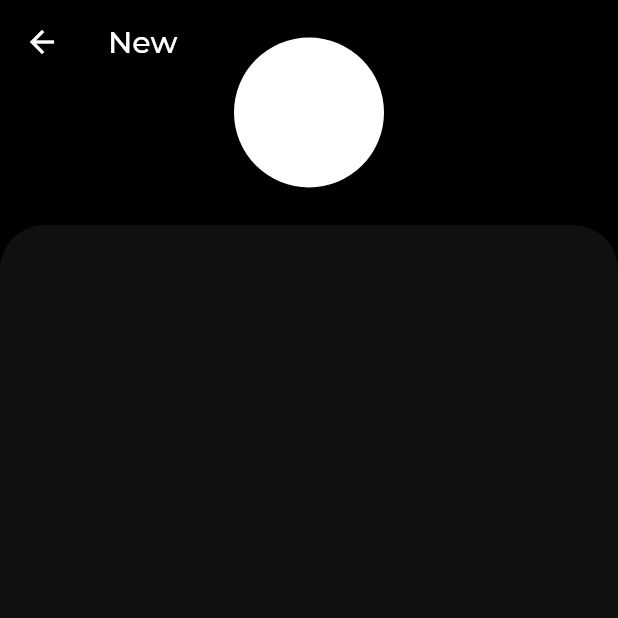
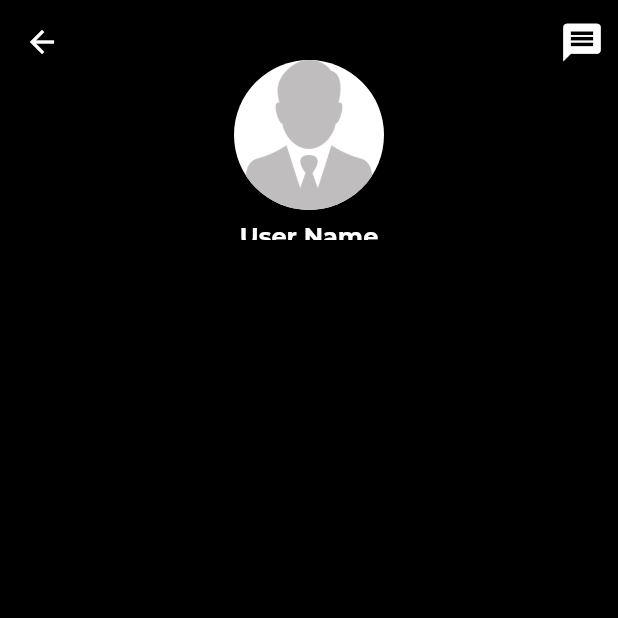
Before and after one commit to DOJYDOMINIC/bar_council, a Flutter app: the MyHomePage screen opened directly, on a phone screen of 412 x 824 dp, the top half of it. Run offline on Flutter 3.47's test engine with Material 2 defaults, Android fonts, the phone set to English and light mode, and no system bars; our stand-ins replace google_fonts, image_picker, pinput.

```diff
--- a/lib/pages/homepage.dart
+++ b/lib/pages/homepage.dart
@@ -8,36 +8,50 @@ class MyHomePage extends StatefulWidget {
 }
 
 class _MyHomePageState extends State<MyHomePage> {
+
+
   @override
   Widget build(BuildContext context) {
+     var width = MediaQuery.of(context).size.width;
+    var height = MediaQuery.of(context).size.height;
+    double top = MediaQuery.of(context).padding.top;
+    double bottom = MediaQuery.of(context).padding.bottom;
+    double left = MediaQuery.of(context).padding.left;
+    double right = MediaQuery.of(context).padding.right;
     return Scaffold(
       backgroundColor: Colors.black,
       body: CustomScrollView(
         slivers: [
           SliverAppBar(
-            title: Text('New'),
+          actions: [
+            Padding(
+              padding: const EdgeInsets.only(left: 10,),
+              child: IconButton(onPressed: (){}, icon: Icon(Icons.message,size: 30,)),
+            )
+          ],
             floating: true,
-            expandedHeight: 150,
-            flexibleSpace: FlexibleSpaceBar(
+            expandedHeight: 160,
+            flexibleSpace: const FlexibleSpaceBar(
               centerTitle: true,
-              background: Center(
-                child: CircleAvatar(
-                  radius: 50,
-                  backgroundColor: Colors.white,
-                  // backgroundImage: NetworkImage('https://example.com/your_image.jpg'), // Replace with your image URL
+              background: Padding(
+                padding: EdgeInsets.only(top: 40),
+                child: Column(
+                  children: [
+                    CircleAvatar(
+                      radius: 50,
+                      backgroundColor: Colors.white,
+                      backgroundImage: AssetImage('assets/images/man.png'), // Replace with your image URL
+                    ),
+                    Padding(
+                      padding: EdgeInsets.all(8.0),
+                      child: Text('User Name',style: TextStyle(color: Colors.white,fontSize: 16,fontWeight: FontWeight.bold),),
+                    )
+                  ],
                 ),
               ),
             ),
           ),
-          SliverToBoxAdapter(
-            child: Container(
-              decoration: BoxDecoration(
-                borderRadius: BorderRadius.vertical(top: Radius.circular(30.0)),
-                color: Color.fromRGBO(16, 16, 16, 100), // Change color as needed
-              ),
-              height: 900, // Set the desired height
-            ),
-          ),
+
         ],
       ),
     );
--- a/lib/utils/constant.dart
+++ b/lib/utils/constant.dart
@@ -12,3 +12,6 @@ const String logsubtext  = 'Contact us easy\nwith no Limits call';
 const String forogtpass  = 'Forgot password';
 const String acnt  = 'Don’t have an account ? ';
 const String signin  = 'Signup';
+
+
+ const baseUrl = "http://89.47.164.122:5000/api/registrations";
--- a/pubspec.yaml
+++ b/pubspec.yaml
@@ -39,6 +39,7 @@ dependencies:
   flutter_svg: ^2.0.9
   image_picker: ^1.0.4
   pinput: ^3.0.1
+  http: ^1.1.0
 
 dev_dependencies:
   flutter_test:
```
Also changed, not shown: lib/pages/login.dart (+7 -7 lines), lib/pages/otp.dart (+17 -30 lines), lib/pages/registration.dart (+10 -9 lines), lib/pages/test2.dart (added, +124 -0 lines), lib/services/otplogin.dart (added, +22 -0 lines), pubspec.lock.
